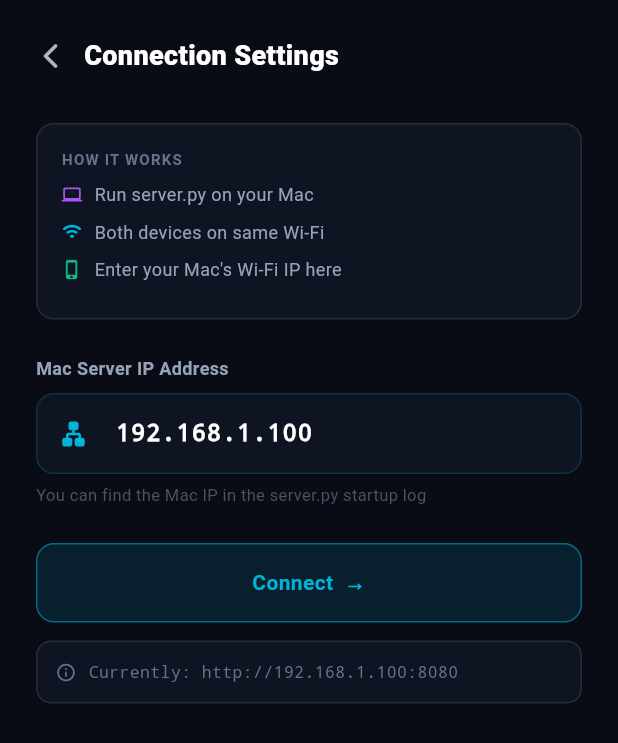
After one commit to Tzekhai2005/neo-mobile-app, a Flutter app: the screen it shows after launch, after a tap on the "wifi" icon, on a phone screen of 412 x 824 dp. The commit adds this screen. Shown: the top 743 px of the screen. Run offline on Flutter 3.47's test engine with Material 3 defaults, Android fonts, the phone set to English and light mode, and no system bars; our stand-ins replace shared_preferences, webview_flutter.

Commit message:
feat: APK now uses WebView shell - identical UI to browser version
- Replace Flutter custom UI with WebViewWidget loading companion server
- APK connects to server.py over Wi-Fi, showing same 4-tab clinical interface
- Add connection settings screen (tap WiFi icon top-right to change server IP)
- Add error screen with retry when server is unreachable
- GitHub Actions now syncs index.html into flutter assets before build
- Any visual change to index.html auto-appears in next APK build

```diff
--- a/flutter_app/lib/main.dart
+++ b/flutter_app/lib/main.dart
@@ -1,6 +1,6 @@
 import 'package:flutter/material.dart';
 import 'package:flutter/services.dart';
-import 'ui/monitor_screen.dart';
+import 'ui/webview_shell.dart';
 
 void main() {
   WidgetsFlutterBinding.ensureInitialized();
@@ -21,15 +21,15 @@ class NeoCompanionApp extends StatelessWidget {
       debugShowCheckedModeBanner: false,
       theme: ThemeData(
         brightness: Brightness.dark,
-        scaffoldBackgroundColor: const Color(0xFF070A12),
-        primaryColor: const Color(0xFF00F2FE),
+        scaffoldBackgroundColor: const Color(0xFF090c15),
+        primaryColor: const Color(0xFF00b4d8),
         colorScheme: const ColorScheme.dark(
-          primary: Color(0xFF00F2FE),
+          primary: Color(0xFF00b4d8),
           secondary: Color(0xFFA855F7),
-          surface: Color(0xFF0D121E),
+          surface: Color(0xFF0f1422),
         ),
       ),
-      home: const MonitorScreen(),
+      home: const WebViewShell(),
     );
   }
 }
--- /dev/null
+++ b/flutter_app/lib/ui/webview_shell.dart
@@ -0,0 +1,420 @@
+import 'dart:async';
+import 'package:flutter/material.dart';
+import 'package:flutter/services.dart';
+import 'package:shared_preferences/shared_preferences.dart';
+import 'package:webview_flutter/webview_flutter.dart';
+
+const _kDefaultPort = 8080;
+const _kPrefServerHost = 'server_host';
+
+class WebViewShell extends StatefulWidget {
+  const WebViewShell({Key? key}) : super(key: key);
+
+  @override
+  State<WebViewShell> createState() => _WebViewShellState();
+}
+
+class _WebViewShellState extends State<WebViewShell> {
+  WebViewController? _controller;
+  bool _isLoading = true;
+  bool _hasError = false;
+  bool _showSettings = false;
+  String _serverHost = '192.168.1.100'; // default guess
+  String _currentUrl = '';
+  final TextEditingController _ipController = TextEditingController();
+
+  @override
+  void initState() {
+    super.initState();
+    _loadPrefsAndConnect();
+  }
+
+  Future<void> _loadPrefsAndConnect() async {
+    final prefs = await SharedPreferences.getInstance();
+    final saved = prefs.getString(_kPrefServerHost);
+    if (saved != null && saved.isNotEmpty) {
+      _serverHost = saved;
+    }
+    _ipController.text = _serverHost;
+    _buildController(_serverHost);
+  }
+
+  void _buildController(String host) {
+    final url = 'http://$host:$_kDefaultPort';
+    setState(() {
+      _currentUrl = url;
+      _isLoading = true;
+      _hasError = false;
+    });
+
+    final controller = WebViewController()
+      ..setJavaScriptMode(JavaScriptMode.unrestricted)
+      ..setBackgroundColor(const Color(0xFF090c15))
+      ..setNavigationDelegate(
+        NavigationDelegate(
+          onPageStarted: (_) => setState(() {
+            _isLoading = true;
+            _hasError = false;
+          }),
+          onPageFinished: (_) => setState(() => _isLoading = false),
+          onWebResourceError: (err) {
+            if (err.isForMainFrame == true) {
+              setState(() {
+                _isLoading = false;
+                _hasError = true;
+              });
+            }
+          },
+        ),
+      )
+      ..loadRequest(Uri.parse(url));
+
+    setState(() => _controller = controller);
+  }
+
+  Future<void> _saveAndConnect(String host) async {
+    final prefs = await SharedPreferences.getInstance();
+    await prefs.setString(_kPrefServerHost, host);
+    setState(() {
+      _serverHost = host;
+      _showSettings = false;
+    });
+    _buildController(host);
+  }
+
+  @override
+  void dispose() {
+    _ipController.dispose();
+    super.dispose();
+  }
+
+  @override
+  Widget build(BuildContext context) {
+    return Scaffold(
+      backgroundColor: const Color(0xFF090c15),
+      // We hide the system status bar tint to give the full clinical look
+      appBar: PreferredSize(
+        preferredSize: Size.zero,
+        child: AppBar(
+          backgroundColor: const Color(0xFF090c15),
+          systemOverlayStyle: const SystemUiOverlayStyle(
+            statusBarColor: Color(0xFF090c15),
+            statusBarIconBrightness: Brightness.light,
+          ),
+        ),
+      ),
+      body: _showSettings ? _buildSettingsScreen() : _buildWebViewScreen(),
+    );
+  }
+
+  Widget _buildWebViewScreen() {
+    return Stack(
+      children: [
+        // The WebView (full screen)
+        if (_controller != null && !_hasError)
+          WebViewWidget(controller: _controller!),
+
+        // Error state: server not reachable
+        if (_hasError) _buildErrorScreen(),
+
+        // Loading shimmer overlay
+        if (_isLoading && !_hasError)
+          Container(
+            color: const Color(0xFF090c15),
+            child: Center(
+              child: Column(
+                mainAxisSize: MainAxisSize.min,
+                children: [
+                  // Neo brand mark
+                  Container(
+                    width: 56,
+                    height: 56,
+                    decoration: BoxDecoration(
+                      color: const Color(0xFF0f1422),
+                      borderRadius: BorderRadius.circular(14),
+                      border: Border.all(color: const Color(0x3300b4d8), width: 1.5),
+                    ),
+                    child: const Icon(Icons.graphic_eq_rounded, color: Color(0xFF00b4d8), size: 28),
+                  ),
+                  const SizedBox(height: 20),
+                  const Text(
+                    'Neo Ear-EEG',
+                    style: TextStyle(
+                      fontSize: 20,
+                      fontWeight: FontWeight.w800,
+                      color: Colors.white,
+                      letterSpacing: -0.5,
+                    ),
+                  ),
+                  const SizedBox(height: 6),
+                  Text(
+                    'Connecting to $_serverHost:$_kDefaultPort…',
+                    style: const TextStyle(fontSize: 12, color: Color(0xFF64748b)),
+                  ),
+                  const SizedBox(height: 28),
+                  const SizedBox(
+                    width: 24,
+                    height: 24,
+                    child: CircularProgressIndicator(
+                      strokeWidth: 2.5,
+                      valueColor: AlwaysStoppedAnimation<Color>(Color(0xFF00b4d8)),
+                    ),
+                  ),
+                ],
+              ),
+            ),
+          ),
+
+        // Settings button (top-right floating)
+        Positioned(
+          top: MediaQuery.of(context).padding.top + 6,
+          right: 12,
+          child: GestureDetector(
+            onTap: () => setState(() => _showSettings = true),
+            child: Container(
+              padding: const EdgeInsets.all(7),
+              decoration: BoxDecoration(
+                color: const Color(0x99090c15),
+                borderRadius: BorderRadius.circular(9),
+                border: Border.all(color: const Color(0x33ffffff)),
+              ),
+              child: const Icon(Icons.wifi_rounded, color: Colors.white70, size: 18),
+            ),
+          ),
+        ),
+      ],
+    );
+  }
+
+  Widget _buildErrorScreen() {
+    return Container(
+      color: const Color(0xFF090c15),
+      padding: const EdgeInsets.all(32),
+      child: Column(
+        mainAxisAlignment: MainAxisAlignment.center,
+        crossAxisAlignment: CrossAxisAlignment.stretch,
+        children: [
+          Container(
+            padding: const EdgeInsets.all(16),
+            decoration: BoxDecoration(
+              color: const Color(0x1AEF4444),
+              borderRadius: BorderRadius.circular(14),
+              border: Border.all(color: const Color(0x55EF4444)),
+            ),
+            child: const Icon(Icons.wifi_off_rounded, color: Color(0xFFEF4444), size: 40),
+          ),
+          const SizedBox(height: 24),
+          const Text(
+            'Server Not Reachable',
+            textAlign: TextAlign.center,
+            style: TextStyle(fontSize: 20, fontWeight: FontWeight.w800, color: Colors.white),
+          ),
+          const SizedBox(height: 8),
+          Text(
+            'Cannot reach $_serverHost:$_kDefaultPort\n\n'
+            'Make sure:\n'
+            '1. Your Mac is running server.py\n'
+            '2. Your phone and Mac are on the same Wi-Fi\n'
+            '3. The server IP is correct',
+            textAlign: TextAlign.center,
+            style: const TextStyle(fontSize: 13, color: Color(0xFF94a3b8), height: 1.6),
+          ),
+          const SizedBox(height: 28),
+          _OutlinedBtn(
+            label: '⚙  Change Server IP',
+            color: const Color(0xFF00b4d8),
+            onTap: () => setState(() => _showSettings = true),
+          ),
+          const SizedBox(height: 12),
+          _OutlinedBtn(
+            label: '↺  Retry Connection',
+            color: const Color(0xFF94a3b8),
+            onTap: () => _buildController(_serverHost),
+          ),
+        ],
+      ),
+    );
+  }
+
+  Widget _buildSettingsScreen() {
+    return Container(
+      color: const Color(0xFF090c15),
+      child: SafeArea(
+        child: Padding(
+          padding: const EdgeInsets.all(24),
+          child: Column(
+            crossAxisAlignment: CrossAxisAlignment.stretch,
+            children: [
+              // Header
+              Row(
+                children: [
+                  GestureDetector(
+                    onTap: () => setState(() => _showSettings = false),
+                    child: const Icon(Icons.arrow_back_ios_rounded, color: Colors.white70, size: 20),
+                  ),
+                  const SizedBox(width: 12),
+                  const Text(
+                    'Connection Settings',
+                    style: TextStyle(fontSize: 18, fontWeight: FontWeight.w800, color: Colors.white),
+                  ),
+                ],
+              ),
+              const SizedBox(height: 32),
+
+              // Explanation card
+              Container(
+                padding: const EdgeInsets.all(16),
+                decoration: BoxDecoration(
+                  color: const Color(0xFF0f1422),
+                  borderRadius: BorderRadius.circular(12),
+                  border: Border.all(color: const Color(0x1AFFFFFF)),
+                ),
+                child: Column(
+                  crossAxisAlignment: CrossAxisAlignment.start,
+                  children: [
+                    const Text(
+                      'HOW IT WORKS',
+                      style: TextStyle(
+                        fontSize: 10,
+                        fontWeight: FontWeight.w700,
+                        color: Color(0xFF64748b),
+                        letterSpacing: 0.8,
+                      ),
+                    ),
+                    const SizedBox(height: 8),
+                    _InfoRow(icon: Icons.computer_rounded, color: const Color(0xFFA855F7),
+                      text: 'Run server.py on your Mac'),
+                    _InfoRow(icon: Icons.wifi_rounded, color: const Color(0xFF00b4d8),
+                      text: 'Both devices on same Wi-Fi'),
+                    _InfoRow(icon: Icons.phone_iphone_rounded, color: const Color(0xFF10b981),
+                      text: 'Enter your Mac\'s Wi-Fi IP here'),
+                  ],
+                ),
+              ),
+              const SizedBox(height: 24),
+
+              // IP input
+              const Text(
+                'Mac Server IP Address',
+                style: TextStyle(fontSize: 12, fontWeight: FontWeight.w700, color: Color(0xFF94a3b8)),
+              ),
+              const SizedBox(height: 8),
+              Container(
+                decoration: BoxDecoration(
+                  color: const Color(0xFF0f1422),
+                  borderRadius: BorderRadius.circular(12),
+                  border: Border.all(color: const Color(0x3300b4d8)),
+                ),
+                child: TextField(
+                  controller: _ipController,
+                  keyboardType: const TextInputType.numberWithOptions(decimal: true),
+                  style: const TextStyle(
+                    fontSize: 16,
+                    fontWeight: FontWeight.w600,
+                    color: Colors.white,
+                    fontFamily: 'monospace',
+                  ),
+                  decoration: const InputDecoration(
+                    hintText: '172.16.12.160',
+                    hintStyle: TextStyle(color: Color(0xFF475569)),
+                    border: InputBorder.none,
+                    contentPadding: EdgeInsets.symmetric(horizontal: 16, vertical: 14),
+                    prefixIcon: Icon(Icons.lan_rounded, color: Color(0xFF00b4d8), size: 20),
+                  ),
+                ),
+              ),
+              const SizedBox(height: 6),
+              const Text(
+                'You can find the Mac IP in the server.py startup log',
+                style: TextStyle(fontSize: 11, color: Color(0xFF475569)),
+              ),
+              const SizedBox(height: 24),
+
+              _OutlinedBtn(
+                label: 'Connect  →',
+                color: const Color(0xFF00b4d8),
+                onTap: () {
+                  final h = _ipController.text.trim();
+                  if (h.isNotEmpty) _saveAndConnect(h);
+                },
+              ),
+              const SizedBox(height: 12),
+
+              // Current connection info
+              Container(
+                padding: const EdgeInsets.all(12),
+                decoration: BoxDecoration(
+                  color: const Color(0xFF0f1422),
+                  borderRadius: BorderRadius.circular(10),
+                  border: Border.all(color: const Color(0x1AFFFFFF)),
+                ),
+                child: Row(
+                  children: [
+                    const Icon(Icons.info_outline_rounded, size: 14, color: Color(0xFF64748b)),
+                    const SizedBox(width: 8),
+                    Text(
+                      'Currently: $_currentUrl',
+                      style: const TextStyle(fontSize: 11, color: Color(0xFF64748b), fontFamily: 'monospace'),
+                    ),
+                  ],
+                ),
+              ),
+            ],
+          ),
+        ),
+      ),
+    );
+  }
+}
+
+class _OutlinedBtn extends StatelessWidget {
+  final String label;
+  final Color color;
+  final VoidCallback onTap;
+  const _OutlinedBtn({required this.label, required this.color, required this.onTap});
+
+  @override
+  Widget build(BuildContext context) {
+    return GestureDetector(
+      onTap: onTap,
+      child: Container(
+        padding: const EdgeInsets.symmetric(vertical: 15),
+        alignment: Alignment.center,
+        decoration: BoxDecoration(
+          color: color.withOpacity(0.12),
+          borderRadius: BorderRadius.circular(12),
+          border: Border.all(color: color.withOpacity(0.5)),
+        ),
+        child: Text(
+          label,
+          style: TextStyle(
+            fontSize: 14,
+            fontWeight: FontWeight.w700,
+            color: color,
+          ),
+        ),
+      ),
+    );
+  }
+}
+
+class _InfoRow extends StatelessWidget {
+  final IconData icon;
+  final Color color;
+  final String text;
+  const _InfoRow({required this.icon, required this.color, required this.text});
+
+  @override
+  Widget build(BuildContext context) {
+    return Padding(
+      padding: const EdgeInsets.only(bottom: 8),
+      child: Row(
+        children: [
+          Icon(icon, size: 14, color: color),
+          const SizedBox(width: 8),
+          Text(text, style: const TextStyle(fontSize: 12, color: Color(0xFF94a3b8))),
+        ],
+      ),
+    );
+  }
+}
```
Also changed, not shown: flutter_app/pubspec.yaml (+6 -1 lines), 3 other files.
